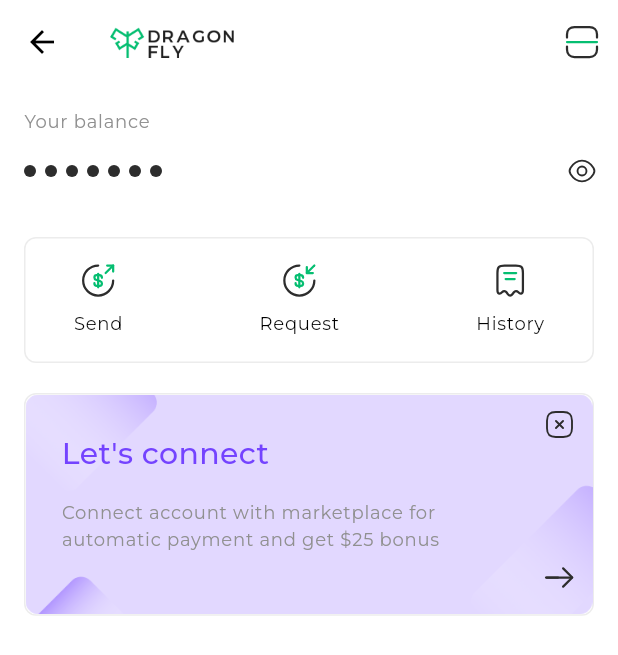
After one commit to sayapakailinuxpak/dragonfly, a Flutter app: the Home screen opened directly, on a phone screen of 412 x 824 dp. The commit adds this screen. Shown: the top 655 px of the screen. Run offline on Flutter 3.47's test engine with Material 3 defaults, Android fonts, the phone set to English and light mode, and no system bars; our stand-ins replace flutter_svg.

Commit message:
- add assets for home screen - create Home class and BalanceSection class

```diff
--- a/lib/main.dart
+++ b/lib/main.dart
@@ -1,4 +1,5 @@
 import 'package:dragonfly/screens/auth.dart';
+import 'package:dragonfly/screens/home.dart';
 import 'package:dragonfly/screens/onboarding.dart';
 import 'package:flutter/material.dart';
 
@@ -32,6 +33,7 @@ class MyApp extends StatelessWidget {
         // tested with just a hot reload.
         colorScheme: const ColorScheme.light(
           primary: Color(0xFF05BE71),
+          secondary: Color(0xFF7443FF),
           onBackground: Color(0xFF2D2D2D)
         ),
         textTheme: const TextTheme(
--- /dev/null
+++ b/lib/screens/home.dart
@@ -0,0 +1,282 @@
+import 'package:flutter/cupertino.dart';
+import 'package:flutter/material.dart';
+import 'package:flutter/widgets.dart';
+import 'package:flutter_svg/flutter_svg.dart';
+
+class Home extends StatelessWidget {
+  const Home({super.key});
+
+  @override
+  Widget build(BuildContext context) {
+    return Scaffold(
+      appBar: AppBar(
+        title: Image.asset(
+          "assets/images/dragonfly-full-logo.png",
+          width: 89.0,
+          height: 21.0,
+        ),
+        actions:[ IconButton(
+            onPressed: () {},
+            icon: SvgPicture.asset("assets/icons/scanner-icon.svg")
+          ),
+        ]
+      ),
+      body: const Column(
+        children: [
+          BalanceSection()
+        ],
+      )
+    );
+  }
+}
+
+class BalanceSection extends StatefulWidget {
+  // final Function showBalance;
+  const BalanceSection({super.key});
+
+  @override
+  State<BalanceSection> createState() => _BalanceSectionState();
+}
+
+class _BalanceSectionState extends State<BalanceSection> {
+  bool balanceDisplay = false;
+
+  @override
+  Widget build(BuildContext context) {
+    return Column(
+      children: [
+        Column(
+          crossAxisAlignment: CrossAxisAlignment.stretch,
+          children: [
+            Padding(
+              padding: const EdgeInsets.only(
+                left: 16.0,
+                top: 16.0,
+                right: 16.0,
+              ),
+              child: Text(
+                "Your balance",
+                style: Theme.of(context).textTheme.labelMedium?.apply(
+                  color: const Color(0xFF909090),
+                )
+              ),
+            ),
+            Padding(
+              padding: const EdgeInsets.only(left: 16.0,),
+              child: Row(
+                mainAxisAlignment: MainAxisAlignment.spaceBetween,
+                children: [
+                  balanceDisplay ?
+                    Text(
+                      "\$ 49,250.00",
+                      style: Theme.of(context).textTheme.headlineSmall?.apply(
+                        // fontStyle: FontStyle.normal,
+                        color: Theme.of(context).colorScheme.onBackground
+                      ),
+                    ) :
+                    showBalanceDots(context),
+                  IconButton(
+                    onPressed: () {
+                      setState(() {
+                        balanceDisplay = !balanceDisplay;
+                      });
+                      debugPrint("balanceDisplay: $balanceDisplay");
+                    },
+                    icon: balanceDisplay ? SvgPicture.asset(
+                      "assets/icons/eye-slash-icon.svg",
+                      width: 20.0,
+                      height: 20.0,
+                      colorFilter: ColorFilter.mode(Theme.of(context).colorScheme.onBackground, BlendMode.srcIn),
+                    ) : SvgPicture.asset(
+                      "assets/icons/eye-icon.svg",
+                      width: 20.0,
+                      height: 20.0,
+                      colorFilter: ColorFilter.mode(Theme.of(context).colorScheme.onBackground, BlendMode.srcIn),
+                    )
+                  )
+                ],
+              ),
+            ),
+          ],
+        ),
+        const SizedBox(height: 20.0),
+        Padding(
+          padding: const EdgeInsets.symmetric(horizontal: 16.0),
+          child: Container(
+            padding: const EdgeInsets.symmetric(horizontal: 32.0, vertical:  16.0),
+            decoration: BoxDecoration(
+              border: Border.all(
+                color: const Color(0xFFECECEC),
+              ),
+              borderRadius: BorderRadius.circular(8.0),
+            ),
+            child: Row(
+              mainAxisAlignment: MainAxisAlignment.spaceBetween,
+              children: [
+                Column(
+                  children: [
+                    SvgPicture.asset("assets/icons/money-send-icon.svg"),
+                    const SizedBox(height: 8.0),
+                    Text(
+                      "Send",
+                      style: Theme.of(context).textTheme.labelMedium
+                    )
+                  ],
+                ),
+                Column(
+                  children: [
+                    SvgPicture.asset("assets/icons/money-receive-icon.svg"),
+                    const SizedBox(height: 8.0),
+                    Text(
+                      "Request",
+                      style: Theme.of(context).textTheme.labelMedium
+                    )
+                  ],
+                ),
+                Column(
+                  children: [
+                    SvgPicture.asset("assets/icons/receipt-icon.svg"),
+                    const SizedBox(height: 8.0),
+                    Text(
+                      "History",
+                      style: Theme.of(context).textTheme.labelMedium
+                    )
+                  ],
+                )
+              ],
+            ),
+          ),
+        ),
+        const SizedBox(height: 20.0),
+        Padding(
+          padding: const EdgeInsets.symmetric(horizontal: 16.0),
+          child: Container(
+            decoration: BoxDecoration(
+              border: Border.all(
+                color: const Color(0xFFECECEC),
+              ),
+              borderRadius: BorderRadius.circular(8.0),
+            ),
+            child: Stack(
+              children: [
+                Image.asset("assets/images/offer-bg-image.png"),
+                Container(
+                  padding: const EdgeInsets.only(
+                    left: 24.0,
+                    top: 10.0,
+                    bottom: 10.0,
+                    right: 10.0
+                  ),
+                  child: Row(
+                    crossAxisAlignment: CrossAxisAlignment.start,
+                    children: [
+                      Expanded(
+                        child: Column(
+                          crossAxisAlignment: CrossAxisAlignment.start,
+                          children: [
+                            Padding(
+                              padding: const EdgeInsets.only(top: 14.0),
+                              child: Text(
+                                "Let's connect",
+                                style: const TextStyle(
+                                  fontFamily: "Montserrat",
+                                  fontSize: 20.0,
+                                  fontWeight: FontWeight.w500,
+                                  height: 1.5
+                                ).apply(
+                                  color: Theme.of(context).colorScheme.secondary
+                                )
+                              ),
+                            ),
+                            const SizedBox(height: 16.0),
+                            Text(
+                              "Connect account with marketplace for\nautomatic payment and get \$25 bonus",
+                              style: Theme.of(context).textTheme.labelMedium?.apply(
+                                color: const Color(0xFF909090)
+                              )
+                            )
+                          ],
+                        ),
+                      ),
+                      Column(
+                        mainAxisAlignment: MainAxisAlignment.spaceBetween,
+                        children: [
+                          SvgPicture.asset(
+                            "assets/icons/close-square-icon.svg",
+                            width: 20.0,
+                            height: 20.0,
+                            colorFilter: ColorFilter.mode(Theme.of(context).colorScheme.onBackground, BlendMode.srcIn),
+                          ),
+                          const SizedBox(height: 80.0),
+                          SvgPicture.asset(
+                            "assets/icons/arrow-right-icon.svg",
+                            colorFilter: ColorFilter.mode(Theme.of(context).colorScheme.onBackground, BlendMode.srcIn),
+                          ),
+                        ],
+                      )
+                    ],
+                  ),
+                )
+              ],
+            ),
+          ),
+        )
+      ],
+    );
+  }
+}
+
+Widget showBalanceDots(BuildContext context) {
+  return Row(
+    children: [
+      SvgPicture.asset(
+        "assets/icons/dot-icon.svg",
+        width: 8.0,
+        height: 8.0,
+        colorFilter: ColorFilter.mode(Theme.of(context).colorScheme.onBackground, BlendMode.srcIn),
+      ),
+      const SizedBox(width: 6.0),
+      SvgPicture.asset(
+        "assets/icons/dot-icon.svg",
+        width: 8.0,
+        height: 8.0,
+        colorFilter: ColorFilter.mode(Theme.of(context).colorScheme.onBackground, BlendMode.srcIn),
+      ),
+      const SizedBox(width: 6.0),
+      SvgPicture.asset(
+        "assets/icons/dot-icon.svg",
+        width: 8.0,
+        height: 8.0,
+        colorFilter: ColorFilter.mode(Theme.of(context).colorScheme.onBackground, BlendMode.srcIn),
+      ),
+      const SizedBox(width: 6.0),
+      SvgPicture.asset(
+        "assets/icons/dot-icon.svg",
+        width: 8.0,
+        height: 8.0,
+        colorFilter: ColorFilter.mode(Theme.of(context).colorScheme.onBackground, BlendMode.srcIn),
+      ),
+      const SizedBox(width: 6.0),
+      SvgPicture.asset(
+        "assets/icons/dot-icon.svg",
+        width: 8.0,
+        height: 8.0,
+        colorFilter: ColorFilter.mode(Theme.of(context).colorScheme.onBackground, BlendMode.srcIn),
+      ),
+      const SizedBox(width: 6.0),
+      SvgPicture.asset(
+        "assets/icons/dot-icon.svg",
+        width: 8.0,
+        height: 8.0,
+        colorFilter: ColorFilter.mode(Theme.of(context).colorScheme.onBackground, BlendMode.srcIn),
+      ),
+      const SizedBox(width: 6.0),
+      SvgPicture.asset(
+        "assets/icons/dot-icon.svg",
+        width: 8.0,
+        height: 8.0,
+        colorFilter: ColorFilter.mode(Theme.of(context).colorScheme.onBackground, BlendMode.srcIn),
+      )
+    ],
+  );
+}
```
Also changed, not shown: pubspec.yaml (+15 -1 lines), assets/icons/arrow-right-icon.svg (added), assets/icons/close-square-icon.svg (added), assets/icons/coin-icon.svg (added), assets/icons/eye-icon.svg (added), assets/icons/eye-slash-icon.svg (added), assets/icons/home-icon.svg (added), assets/icons/money-receive-icon.svg (added), assets/icons/money-send-icon.svg (added), assets/icons/notification-status-icon.svg (added), assets/icons/profile-icon.svg (added), assets/icons/receipt-icon.svg (added), assets/icons/scanner-icon.svg (added), assets/icons/wallet-icon.svg (added), 2 more files.
